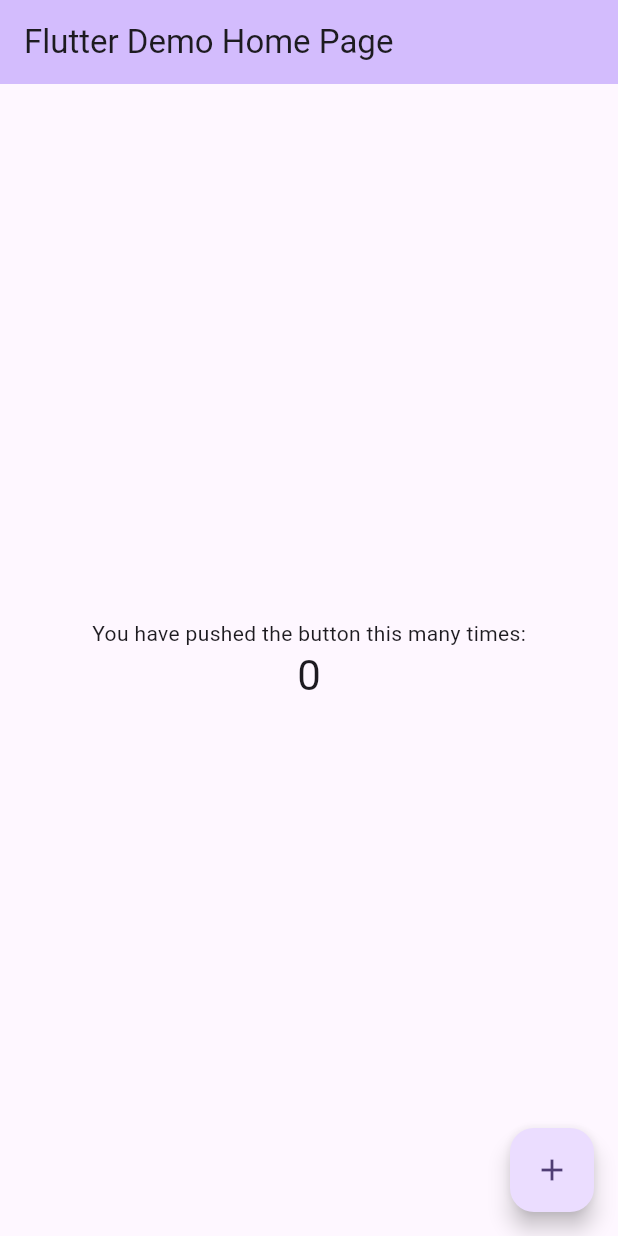
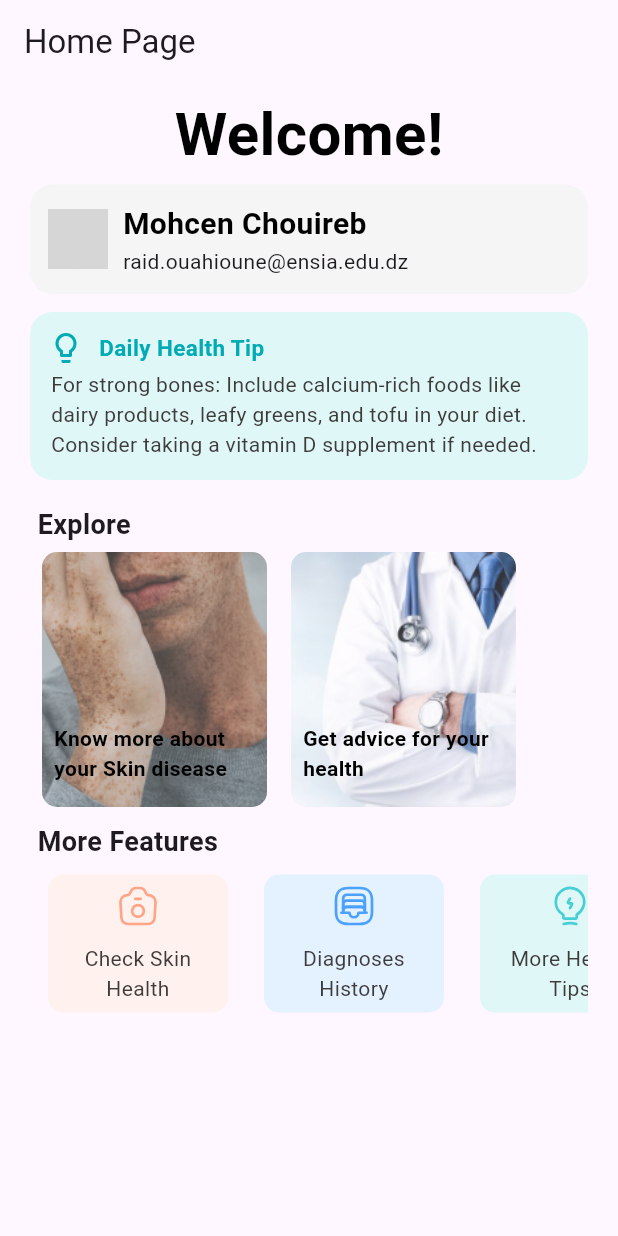
Before and after one commit to aminesslmn/apocalypse, a Flutter app: the screen it shows after launch, on a phone screen of 412 x 824 dp. Run offline on Flutter 3.47's test engine with Material 3 defaults, Android fonts, the light colour scheme and no system bars; our stand-ins replace flutter_svg; network calls fail; grey boxes are pictures that could not be loaded.

Commit message:
finalized home page

```diff
--- a/lib/config/ui_colors.dart
+++ b/lib/config/ui_colors.dart
@@ -9,9 +9,15 @@ class AppColors {
   static const Color white = Color(0xFFFFFFFF);
 
   // These are secondary colors
-  static const Color secondaryColor1 = Color(0xFFFFA487);
-  static const Color secondaryColor2 = Color(0xFF4BA1FF);
-  static const Color secondaryColor3 = Color(0xFF47CFD6);
+  static const Color secondaryColor1 = Color(0xFFFFF2EE);
+  static const Color secondaryColor2 = Color(0xFFE4F2FF);
+  static const Color secondaryColor3 = Color(0xFFDFF7F7);
+
+  // these are icons colors
+  static const Color iconColor1 = Color(0xFFFFA487);
+  static const Color iconColor2 = Color(0xFF4BA1FF);
+  static const Color iconColor3 = Color(0xFF47CFD6);
+
 
   // those are colors in texts
   static const Color light = Color(0xFF868E96);
--- /dev/null
+++ b/lib/features/feed/components/explore_list.dart
@@ -0,0 +1,52 @@
+import 'package:apocalypsea2sv/config/ui_colors.dart';
+import 'package:flutter/material.dart';
+
+class ExploreList extends StatelessWidget {
+  final List<String> imageAssetPaths;
+  final List<String> imageTitles;
+
+  const ExploreList({Key? key, required this.imageAssetPaths, required this.imageTitles})
+      : super(key: key);
+
+  @override
+  Widget build(BuildContext context) {
+    return Container(
+      height: 170.0, // Adjust container height as needed
+      child: ListView.builder(
+        scrollDirection: Axis.horizontal,
+        itemCount: imageAssetPaths.length,
+        itemBuilder: (context, index) {
+          return Padding(
+            padding: const EdgeInsets.symmetric(horizontal: 8.0),
+            child: Stack( // Use Stack for overlapping widgets
+              children: [
+                ClipRRect( // Wrap image with ClipRRect for rounded corners
+                  borderRadius: BorderRadius.circular(10.0), // Adjust corner radius
+                  child: Image.asset(
+                    imageAssetPaths[index],
+                    width: 150.0,
+                    height: 170.0,
+                    fit: BoxFit.cover,
+                  ),
+                ),
+                Positioned( // Text positioned on top with some padding
+                  bottom: 8.0, // Adjust positioning as needed
+                  left: 0.0,
+                  right: 0.0,
+                  child: Container(
+                    color: Colors.transparent, // Transparent background
+                    padding: const EdgeInsets.all(8.0),
+                    child: Text(
+                      imageTitles[index],
+                      style: TextStyle(color: AppColors.dark, fontSize: 14.0, fontWeight: FontWeight.bold),
+                    ),
+                  ),
+                ),
+              ],
+            ),
+          );
+        },
+      ),
+    );
+  }
+}
--- /dev/null
+++ b/lib/features/feed/components/features_list.dart
@@ -0,0 +1,40 @@
+import 'package:flutter/material.dart';
+
+class ExploreList extends StatelessWidget {
+  final List<String> imageAssetPaths; // List of asset paths for local images
+  final List<String> imageTitles;
+
+  const ExploreList({Key? key, required this.imageAssetPaths, required this.imageTitles})
+      : super(key: key);
+
+  @Override
+  Widget build(BuildContext context) {
+    return Container(
+      height: 200.0, // Adjust container height as needed
+      child: ListView.builder(
+        scrollDirection: Axis.horizontal,
+        itemCount: imageAssetPaths.length,
+        itemBuilder: (context, index) {
+          return Padding(
+            padding: const EdgeInsets.symmetric(horizontal: 8.0),
+            child: Column(
+              children: [
+                Image.asset(
+                  imageAssetPaths[index], // Use AssetImage for local images
+                  width: 150.0, // Adjust image width as needed
+                  height: 150.0, // Adjust image height as needed
+                  fit: BoxFit.cover,
+                ),
+                SizedBox(height: 5.0), // Spacing between image and title
+                Text(
+                  imageTitles[index],
+                  style: TextStyle(fontSize: 14.0),
+                ),
+              ],
+            ),
+          );
+        },
+      ),
+    );
+  }
+}
--- /dev/null
+++ b/lib/features/feed/components/header.dart
@@ -0,0 +1,25 @@
+import 'package:apocalypsea2sv/config/ui_colors.dart';
+import 'package:flutter/material.dart';
+
+class Header extends StatelessWidget {
+  final String headerText;
+
+  const Header({Key? key, required this.headerText}) : super(key: key);
+
+  @override
+  Widget build(BuildContext context) {
+    return Container(
+      padding: EdgeInsets.all(5.0),
+      child: Center(
+        child: Text(
+          headerText,
+          style: TextStyle(
+            fontSize: 40.0,
+            fontWeight: FontWeight.bold,
+            color: AppColors.dark,
+          ),
+        ),
+      ),
+    );
+  }
+}
--- /dev/null
+++ b/lib/features/feed/components/health_tip.dart
@@ -0,0 +1,56 @@
+import 'package:apocalypsea2sv/config/ui_colors.dart';
+import 'package:flutter/material.dart';
+
+class HealthTip extends StatelessWidget {
+  final String dailyTip;
+
+  const HealthTip({
+    Key? key,
+    required this.dailyTip,
+  }) : super(key: key);
+
+  @override
+  Widget build(BuildContext context) {
+    return Container(
+        padding: EdgeInsets.all(12),
+        decoration: BoxDecoration(
+          borderRadius:
+              BorderRadius.circular(15.0), // Set desired corner radius
+          color: AppColors.secondaryColor3 // Set background color,
+        ),
+        child: Column(
+          children: [
+            Row(
+              children: [
+                Icon(
+                  Icons.lightbulb_outline,
+                  color: AppColors.main,
+                ),
+                SizedBox(width: 10.0), // Adjust spacing as needed
+                Text(
+                  "Daily Health Tip",
+                  style: TextStyle(
+                      fontSize: 15,
+                      color: AppColors.main,
+                      fontWeight: FontWeight.bold),
+                ),
+              ],
+            ),
+            Padding(
+              padding: EdgeInsets.all(2),
+              child: Text(
+                dailyTip,
+                style: TextStyle(
+                  fontSize:
+                      14.0, // Adjust font size for readability and overflow
+                  color: AppColors.mainDark,
+                ),
+                maxLines: 4, // Optionally limit the number of lines displayed
+                overflow:
+                    TextOverflow.ellipsis, // Handle overflow with ellipsis
+              ),
+            ),
+          ],
+        ));
+  }
+}
--- /dev/null
+++ b/lib/features/feed/components/more_features.dart
@@ -0,0 +1,60 @@
+import 'package:apocalypsea2sv/config/ui_colors.dart';
+import 'package:flutter/material.dart';
+import 'package:flutter_svg/flutter_svg.dart';
+
+class MoreFeatures extends StatelessWidget {
+  final String? svgAssetPath; // Path to the SVG asset (replace with actual path)
+  final String title;
+  final Color backgroundColor;
+  final Color iconColor;
+
+  const MoreFeatures({
+    Key? key,
+    this.svgAssetPath,
+    required this.title,
+    required this.backgroundColor,
+    required this.iconColor,
+  }) : super(key: key);
+
+  @override
+  Widget build(BuildContext context) {
+    return Padding(
+      padding: const EdgeInsets.all(4.0),
+      child: Container(
+        width: 120.0, // Adjust item width as needed
+        margin: const EdgeInsets.symmetric(horizontal: 8.0),
+        decoration: BoxDecoration(
+          color: backgroundColor,
+          borderRadius: BorderRadius.circular(10.0), // Optional rounded corners
+        ),
+        child: Column(
+          mainAxisAlignment: MainAxisAlignment.center,
+          children: [
+            // Centered SVG icon
+            svgAssetPath != null
+                ? Center(
+                    child: SvgPicture.asset(
+                      svgAssetPath!,
+                      color: iconColor, // Apply iconColor here
+                      height: 30.0, // Adjust icon size as needed
+                    ),
+                  )
+                : const SizedBox(), // Placeholder if no SVG path provided
+            SizedBox(height: 10.0), // Space between icon and title
+            // Title positioned at the bottom with some padding
+            Padding(
+              padding: const EdgeInsets.symmetric(horizontal: 8.0),
+              child: Text(
+                title,
+                style: TextStyle(color: AppColors.mainDark, fontSize: 14.0),
+                textAlign: TextAlign.center, // Center the text
+                maxLines: 2, // Limit to two lines
+                overflow: TextOverflow.ellipsis, // Add ellipsis if text overflows
+              ),
+            ),
+          ],
+        ),
+      ),
+    );
+  }
+}
--- /dev/null
+++ b/lib/features/feed/components/navbar.dart
@@ -0,0 +1,72 @@
+import 'package:flutter/material.dart';
+import 'package:flutter_svg/flutter_svg.dart';
+
+class BottomNavBar extends StatelessWidget {
+  final int selectedIndex;
+  final ValueChanged<int> onItemTapped;
+
+  const BottomNavBar({
+    Key? key,
+    required this.selectedIndex,
+    required this.onItemTapped,
+  }) : super(key: key);
+
+  @override
+  Widget build(BuildContext context) {
+    return BottomAppBar(
+      child: Row(
+        mainAxisAlignment: MainAxisAlignment.spaceAround,
+        children: [
+          _buildNavItem(
+            iconPath: 'assets/icons/home.svg',
+            title: 'Home',
+            index: 0,
+          ),
+          _buildNavItem(
+            iconPath: 'assets/icons/search.svg',
+            title: 'Search',
+            index: 1,
+          ),
+          _buildNavItem(
+            iconPath: 'assets/icons/notifications.svg',
+            title: 'Notifications',
+            index: 2,
+          ),
+          _buildNavItem(
+            iconPath: 'assets/icons/profile.svg',
+            title: 'Profile',
+            index: 3,
+          ),
+        ],
+      ),
+    );
+  }
+
+  Widget _buildNavItem({
+    required String iconPath,
+    required String title,
+    required int index,
+  }) {
+    final isSelected = selectedIndex == index;
+
+    return GestureDetector(
+      onTap: () => onItemTapped(index),
+      child: Column(
+        mainAxisSize: MainAxisSize.min,
+        children: [
+          SvgPicture.asset(
+            iconPath,
+            color: isSelected ? Colors.blue : Colors.grey,
+            height: 24.0,
+            width: 24.0,
+          ),
+          if (isSelected)
+            Text(
+              title,
+              style: TextStyle(color: Colors.blue, fontSize: 12.0),
+            ),
+        ],
+      ),
+    );
+  }
+}
--- /dev/null
+++ b/lib/features/feed/components/profile.dart
@@ -0,0 +1,50 @@
+import 'package:apocalypsea2sv/config/ui_colors.dart';
+import 'package:flutter/material.dart';
+
+class UserProfile extends StatelessWidget {
+  final String userName;
+  final String userEmail;
+
+  const UserProfile({
+    Key? key,
+    required this.userName,
+    required this.userEmail,
+  }) : super(key: key);
+
+  @override
+  Widget build(BuildContext context) {
+    return Container(
+      padding: EdgeInsets.all(12),
+      decoration: BoxDecoration(
+        borderRadius: BorderRadius.circular(15.0), // Set desired corner radius
+        color: Color(0xFFF5F5F5), // Set background color,
+      ),
+      child: Row(
+        children: [
+          CircleAvatar(
+            backgroundImage: NetworkImage(''), // Replace with user image URL
+          ),
+          Column(
+            crossAxisAlignment: CrossAxisAlignment.start,
+            children: [
+              Padding(
+                padding: EdgeInsets.only(left: 10.0), // Add left padding
+                child: Text(
+                  userName,
+                  style: TextStyle(
+                    fontSize: 20.0,
+                    color: Colors.black,
+                    fontWeight: FontWeight.bold,
+                  ),
+                ),),
+                Padding(
+                  padding: EdgeInsets.only(left: 10),
+                  child: Text(userEmail),
+                ),
+            ],
+          )
+        ],
+      ),
+    );
+  }
+}
--- /dev/null
+++ b/lib/features/feed/views/home_page.dart
@@ -0,0 +1,142 @@
+import 'package:apocalypsea2sv/config/ui_colors.dart';
+import 'package:apocalypsea2sv/features/feed/components/explore_list.dart';
+import 'package:apocalypsea2sv/features/feed/components/health_tip.dart';
+import 'package:apocalypsea2sv/features/feed/components/more_features.dart';
+import 'package:apocalypsea2sv/features/feed/components/navbar.dart';
+import 'package:flutter/material.dart';
+import 'package:apocalypsea2sv/features/feed/components/header.dart';
+import 'package:apocalypsea2sv/features/feed/components/profile.dart';
+
+class HomePage extends StatefulWidget {
+  @override
+  State<HomePage> createState() => _HomePageState();
+}
+
+class _HomePageState extends State<HomePage> {
+  int _selectedIndex = 0;
+
+  void _onNavBarItemTapped(int index) {
+    setState(() {
+      _selectedIndex = index;
+    });
+
+    // Add navigation logic here
+    // For example, you might use Navigator.pushNamed() or similar
+  }
+
+  @override
+  Widget build(BuildContext context) {
+    // Replace these with actual asset paths in your project's assets folder
+    final List<String> imageAssetPaths = [
+      'assets/image1.png',
+      'assets/image2.png',
+    ];
+
+    final List<String> imageTitles = [
+      'Know more about your Skin disease',
+      'Get advice for your health',
+    ];
+
+    final List<Map<String, dynamic>> moreFeaturesData = [
+      {
+        'svgPath': "assets/icons/camera.svg",
+        'title': 'Check Skin Health',
+        'backgroundColor': AppColors.secondaryColor1,
+        'iconColor': AppColors.iconColor1,
+      },
+      {
+        'svgPath': "assets/icons/archive.svg",
+        'title': 'Diagnoses History',
+        'backgroundColor': AppColors.secondaryColor2,
+        'iconColor': AppColors.iconColor2,
+      },
+      {
+        'svgPath': "assets/icons/lamp-charge.svg",
+        'title': 'More Health Tips',
+        'backgroundColor': AppColors.secondaryColor3,
+        'iconColor': AppColors.iconColor3,
+      },
+    ];
+
+    return Scaffold(
+      appBar: AppBar(
+        title: Text('Home Page'),
+      ),
+      body: SingleChildScrollView(
+        child: Padding(
+          padding: const EdgeInsets.fromLTRB(20.0, 0.0, 20.0, 2.0), // Adjust padding
+          child: Column(
+            children: [
+              Header(headerText: "Welcome!"),
+              UserProfile(
+                userName: 'Mohcen Chouireb',
+                userEmail: 'raid.ouahioune@ensia.edu.dz',
+              ),
+              SizedBox(height: 12.0),
+              HealthTip(
+                dailyTip:
+                    "For strong bones: Include calcium-rich foods like dairy products, leafy greens, and tofu in your diet. Consider taking a vitamin D supplement if needed.",
+              ),
+              SizedBox(height: 12.0),
+              Column(
+                children: [
+                  Padding(
+                    padding: EdgeInsets.all(5.0), // Adjust padding
+                    child: Align(
+                      alignment: Alignment.topLeft,
+                      child: Text(
+                        "Explore",
+                        style: TextStyle(
+                            fontSize: 18.0, fontWeight: FontWeight.bold),
+                      ),
+                    ),
+                  ),
+                  ExploreList(
+                    imageAssetPaths: imageAssetPaths,
+                    imageTitles: imageTitles,
+                  ),
+                ],
+              ),
+              SizedBox(height: 5.0),
+              Column(
+                children: [
+                  Padding(
+                    padding: EdgeInsets.all(5.0), // Adjust padding
+                    child: Align(
+                      alignment: Alignment.topLeft,
+                      child: Text(
+                        "More Features",
+                        style: TextStyle(
+                            fontSize: 18.0, fontWeight: FontWeight.bold),
+                      ),
+                    ),
+                  ),
+                  Container(
+                    height: 100.0, // Adjust container height as needed
+                    child: ListView.builder(
+                      scrollDirection: Axis.horizontal,
+                      itemCount: moreFeaturesData.length,
+                      itemBuilder: (context, index) {
+                        final itemData = moreFeaturesData[index];
+                        return MoreFeatures(
+                          svgAssetPath: itemData['svgPath'] as String?,
+                          title: itemData['title'] as String,
+                          backgroundColor: itemData['backgroundColor'] as Color,
+                          iconColor: itemData['iconColor'] as Color,
+                        );
+                      },
+                    ),
+                  ),
+                ],
+              ),
+            ],
+          ),
+        ),
+      ),
+      //bottomNavigationBar: BottomNavBar(
+      //  selectedIndex: _selectedIndex,
+      //  onItemTapped: _onNavBarItemTapped,
+      //),
+    );
+  }
+}
--- a/lib/main.dart
+++ b/lib/main.dart
@@ -1,125 +1,18 @@
 import 'package:flutter/material.dart';
+import 'features/feed/views/home_page.dart'; // Assuming your HomePage view is located here
+import 'config/ui_colors.dart'; // Assuming your UI colors are defined here
 
 void main() {
-  runApp(const MyApp());
+  runApp(MyApp());
 }
 
 class MyApp extends StatelessWidget {
-  const MyApp({super.key});
-
-  // This widget is the root of your application.
   @override
   Widget build(BuildContext context) {
     return MaterialApp(
       title: 'Flutter Demo',
-      theme: ThemeData(
-        // This is the theme of your application.
-        //
-        // TRY THIS: Try running your application with "flutter run". You'll see
-        // the application has a purple toolbar. Then, without quitting the app,
-        // try changing the seedColor in the colorScheme below to Colors.green
-        // and then invoke "hot reload" (save your changes or press the "hot
-        // reload" button in a Flutter-supported IDE, or press "r" if you used
-        // the command line to start the app).
-        //
-        // Notice that the counter didn't reset back to zero; the application
-        // state is not lost during the reload. To reset the state, use hot
-        // restart instead.
-        //
-        // This works for code too, not just values: Most code changes can be
-        // tested with just a hot reload.
-        colorScheme: ColorScheme.fromSeed(seedColor: Colors.deepPurple),
-        useMaterial3: true,
-      ),
-      home: const MyHomePage(title: 'Flutter Demo Home Page'),
+      // Set the home property to HomePage
+      home: HomePage(),
     );
   }
 }
-
-class MyHomePage extends StatefulWidget {
-  const MyHomePage({super.key, required this.title});
-
-  // This widget is the home page of your application. It is stateful, meaning
-  // that it has a State object (defined below) that contains fields that affect
-  // how it looks.
-
-  // This class is the configuration for the state. It holds the values (in this
-  // case the title) provided by the parent (in this case the App widget) and
-  // used by the build method of the State. Fields in a Widget subclass are
-  // always marked "final".
-
-  final String title;
-
-  @override
-  State<MyHomePage> createState() => _MyHomePageState();
-}
-
-class _MyHomePageState extends State<MyHomePage> {
-  int _counter = 0;
-
-  void _incrementCounter() {
-    setState(() {
-      // This call to setState tells the Flutter framework that something has
-      // changed in this State, which causes it to rerun the build method below
-      // so that the display can reflect the updated values. If we changed
-      // _counter without calling setState(), then the build method would not be
-      // called again, and so nothing would appear to happen.
-      _counter++;
-    });
-  }
-
-  @override
-  Widget build(BuildContext context) {
-    // This method is rerun every time setState is called, for instance as done
-    // by the _incrementCounter method above.
-    //
-    // The Flutter framework has been optimized to make rerunning build methods
-    // fast, so that you can just rebuild anything that needs updating rather
-    // than having to individually change instances of widgets.
-    return Scaffold(
-      appBar: AppBar(
-        // TRY THIS: Try changing the color here to a specific color (to
-        // Colors.amber, perhaps?) and trigger a hot reload to see the AppBar
-        // change color while the other colors stay the same.
-        backgroundColor: Theme.of(context).colorScheme.inversePrimary,
-        // Here we take the value from the MyHomePage object that was created by
-        // the App.build method, and use it to set our appbar title.
-        title: Text(widget.title),
-      ),
-      body: Center(
-        // Center is a layout widget. It takes a single child and positions it
-        // in the middle of the parent.
-        child: Column(
-          // Column is also a layout widget. It takes a list of children and
-          // arranges them vertically. By default, it sizes itself to fit its
-          // children horizontally, and tries to be as tall as its parent.
-          //
-          // Column has various properties to control how it sizes itself and
-          // how it positions its children. Here we use mainAxisAlignment to
-          // center the children vertically; the main axis here is the vertical
-          // axis because Columns are vertical (the cross axis would be
-          // horizontal).
-          //
-          // TRY THIS: Invoke "debug painting" (choose the "Toggle Debug Paint"
-          // action in the IDE, or press "p" in the console), to see the
-          // wireframe for each widget.
-          mainAxisAlignment: MainAxisAlignment.center,
-          children: <Widget>[
-            const Text(
-              'You have pushed the button this many times:',
-            ),
-            Text(
-              '$_counter',
-              style: Theme.of(context).textTheme.headlineMedium,
-            ),
-          ],
-        ),
-      ),
-      floatingActionButton: FloatingActionButton(
-        onPressed: _incrementCounter,
-        tooltip: 'Increment',
-        child: const Icon(Icons.add),
-      ), // This trailing comma makes auto-formatting nicer for build methods.
-    );
-  }
-}
```
Also changed, not shown: pubspec.yaml (+9 -3 lines), assets/icons/archive.svg (added), assets/icons/camera.svg (added), assets/icons/lamp-charge.svg (added), assets/image1.png (added), assets/image2.png (added), pubspec.lock.
